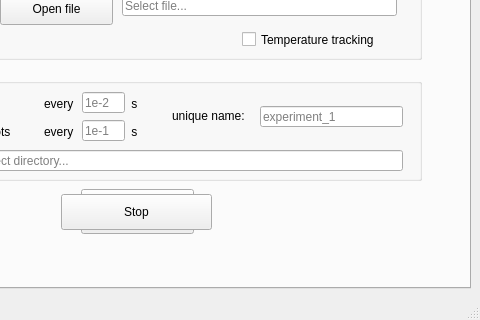
Above: febid/ui/main_window.ui from MrCheatak/FEBID_py before the change; both pictures show x 175 to 655 and y 430 to 750 of the 655 by 750 pixel window. Below: the same form after it.
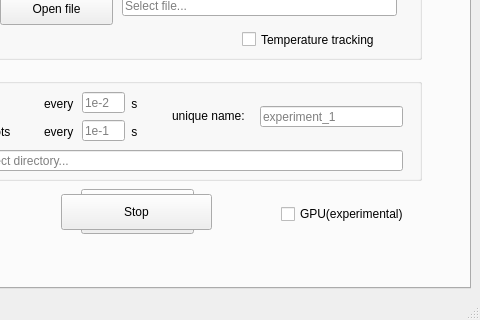
That is the form after the change.

```diff
--- a/febid/ui/main_window.ui
+++ b/febid/ui/main_window.ui
@@ -1097,6 +1097,19 @@
          <string>Stop</string>
         </property>
        </widget>
+       <widget class="QCheckBox" name="checkbox_gpu">
+        <property name="geometry">
+         <rect>
+          <x>445</x>
+          <y>580</y>
+          <width>131</width>
+          <height>20</height>
+         </rect>
+        </property>
+        <property name="text">
+         <string>GPU(experimental)</string>
+        </property>
+       </widget>
       </widget>
       <widget class="QWidget" name="tab_mc">
        <attribute name="title">
```
Left out of the diff: 17 changed lines with no effect on the pictures.
